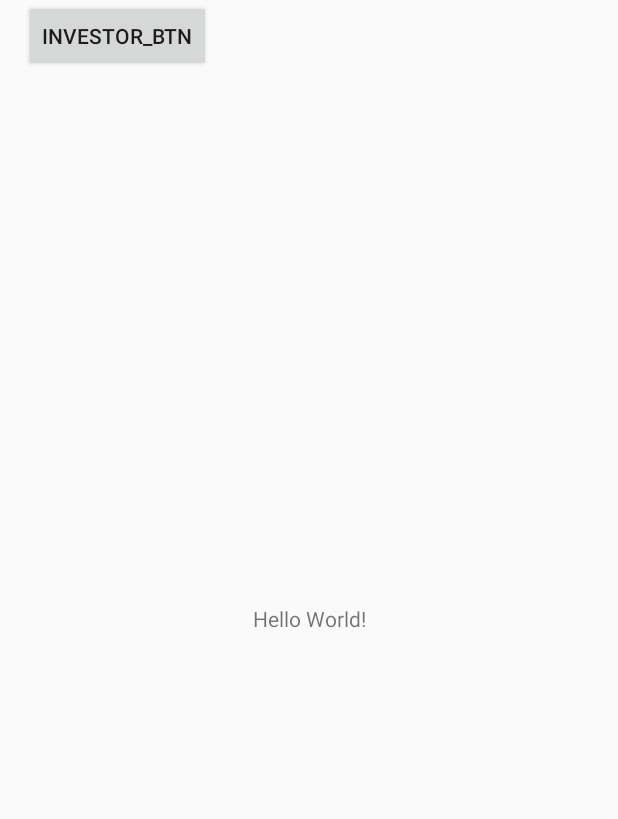
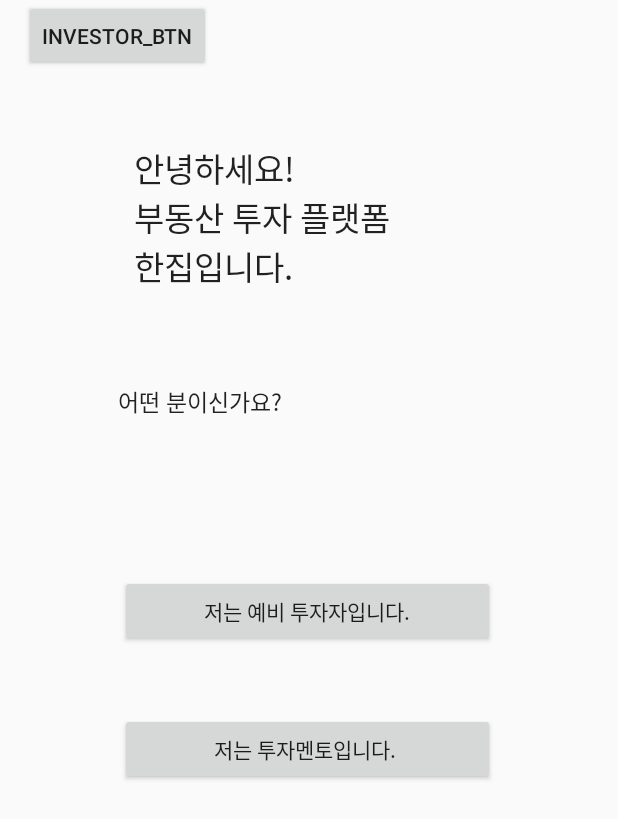
Before and after one commit to holywater98/hanzip, an Android app: the screen it shows after launch (MainActivity), on a phone screen of 412 x 824 dp. Shown: the top 819 px of the screen. Run offline under Robolectric (Android 15) with nearby library versions, the phone set to English and light mode, and no system bars.

Commit message:
시작하기 추가

```diff
--- a/hanzip/app/src/main/java/com/example/hanzip/MainActivity.java
+++ b/hanzip/app/src/main/java/com/example/hanzip/MainActivity.java
@@ -11,17 +11,38 @@ import com.example.hanzip.investor.InvestorMain;
 
 public class MainActivity extends AppCompatActivity {
 
+    private Button btn_investor; //저는 예비 투자자입니다.
+    private Button btn_mentor; //저는 투자 멘토입니다.
+
     @Override
     protected void onCreate(Bundle savedInstanceState) {
         super.onCreate(savedInstanceState);
         setContentView(R.layout.activity_main);
 
-        Button btn_investor = (Button)findViewById(R.id.btn_investor);
-        btn_investor.setOnClickListener(new View.OnClickListener() {
+        Button btn_mapinvestor = (Button)findViewById(R.id.btn_mapinvestor);
+        btn_mapinvestor.setOnClickListener(new View.OnClickListener() {
             @Override
             public void onClick(View view) {
                 Intent intent = new Intent(getApplicationContext(), InvestorMain.class);
                 startActivity(intent);
+            }
+        });
+
+        btn_investor = findViewById(R.id.btn_investor);
+        btn_investor.setOnClickListener(new View.OnClickListener() {
+            @Override
+            public void onClick(View view) {
+                Intent intent = new Intent(MainActivity.this , investor_Activity.class);
+                startActivity(intent); // 투자자 소개란으로 이동
+            }
+        });
+
+        btn_mentor = findViewById(R.id.btn_mentor);
+        btn_mentor.setOnClickListener(new View.OnClickListener() {
+            @Override
+            public void onClick(View view) {
+                Intent intent = new Intent(MainActivity.this , mentor1_Activity.class);
+                startActivity(intent); //투자멘토 설명란으로 이
             }
         });
     }
--- a/hanzip/app/src/main/res/layout/activity_main.xml
+++ b/hanzip/app/src/main/res/layout/activity_main.xml
@@ -6,18 +6,81 @@
     android:layout_height="match_parent"
     tools:context=".MainActivity">
 
+        <!--    <TextView-->
+        <!--        android:id="@+id/inform"-->
+        <!--        android:layout_width="wrap_content"-->
+        <!--        android:layout_height="wrap_content"-->
+        <!--        android:layout_marginTop="44dp"-->
+        <!--        android:layout_marginEnd="152dp"-->
+        <!--        android:text="부동산 투자 플랫폼 "-->
+        <!--        android:textAppearance="@style/TextAppearance.AppCompat.Large"-->
+        <!--        app:layout_constraintEnd_toEndOf="parent"-->
+        <!--        app:layout_constraintTop_toTopOf="@id/hello" />-->
+
+        <!--    <TextView-->
+        <!--        android:id="@+id/hanzip"-->
+        <!--        android:layout_width="wrap_content"-->
+        <!--        android:layout_height="wrap_content"-->
+        <!--        android:layout_marginTop="44dp"-->
+        <!--        android:layout_marginEnd="224dp"-->
+        <!--        android:text="한집입니다."-->
+        <!--        android:textAppearance="@style/TextAppearance.AppCompat.Large"-->
+        <!--        app:layout_constraintEnd_toEndOf="parent"-->
+        <!--        app:layout_constraintTop_toTopOf="@id/inform" />-->
+
     <TextView
-        android:id="@+id/textView"
+        android:id="@+id/hello"
         android:layout_width="wrap_content"
         android:layout_height="wrap_content"
-        android:text="Hello World!"
-        app:layout_constraintBottom_toBottomOf="parent"
-        app:layout_constraintLeft_toLeftOf="parent"
-        app:layout_constraintRight_toRightOf="parent"
-        app:layout_constraintTop_toTopOf="parent" />
+        android:layout_marginTop="96dp"
+        android:layout_marginEnd="152dp"
+        android:text="안녕하세요!\n부동산 투자 플랫폼\n한집입니다. "
+        android:textAppearance="@style/TextAppearance.AppCompat.Large"
+        app:layout_constraintEnd_toEndOf="parent"
+        app:layout_constraintTop_toTopOf="parent"
+        android:layout_marginRight="152dp" />
+
+    <TextView
+        android:id="@+id/help"
+        android:layout_width="wrap_content"
+        android:layout_height="wrap_content"
+        android:layout_marginTop="160dp"
+        android:layout_marginEnd="224dp"
+        android:text="어떤 분이신가요?"
+        android:textAppearance="@style/TextAppearance.AppCompat.Large"
+        android:textSize="15sp"
+        app:layout_constraintEnd_toEndOf="parent"
+        app:layout_constraintTop_toTopOf="@id/hello"
+        android:layout_marginRight="224dp" />
 
     <Button
         android:id="@+id/btn_investor"
+        android:layout_width="250dp"
+        android:layout_height="wrap_content"
+        android:layout_marginStart="80dp"
+        android:layout_marginTop="104dp"
+
+        android:text="저는 예비 투자자입니다."
+        app:layout_constraintStart_toStartOf="parent"
+        app:layout_constraintTop_toBottomOf="@+id/help"
+        android:layout_marginLeft="80dp" />
+
+    <Button
+        android:id="@+id/btn_mentor"
+        android:layout_width="250dp"
+        android:layout_height="wrap_content"
+        android:layout_marginStart="80dp"
+        android:layout_marginTop="44dp"
+
+        android:text="저는 투자멘토입니다. "
+        app:layout_constraintEnd_toEndOf="@+id/btn_investor"
+        app:layout_constraintHorizontal_bias="1.0"
+        app:layout_constraintStart_toStartOf="@+id/btn_investor"
+        app:layout_constraintTop_toBottomOf="@+id/btn_investor"
+        android:layout_marginLeft="80dp" />
+
+    <Button
+        android:id="@+id/btn_mapinvestor"
         android:layout_width="wrap_content"
         android:layout_height="wrap_content"
         android:layout_marginStart="16dp"
```
Also changed, not shown: hanzip/app/src/main/AndroidManifest.xml (+14 -2 lines), hanzip/app/src/main/java/com/example/hanzip/investor_Activity.java (added, +16 -0 lines), hanzip/app/src/main/java/com/example/hanzip/mentor1_Activity.java (added, +28 -0 lines), hanzip/app/src/main/java/com/example/hanzip/mentor2_Activity.java (added, +36 -0 lines), hanzip/app/src/main/res/layout/activity_investor.xml (added, +162 -0 lines), hanzip/app/src/main/res/layout/activity_mentor1.xml (added, +135 -0 lines), hanzip/app/src/main/res/layout/activity_mentor2.xml (added, +87 -0 lines), hanzip/app/src/main/res/values/array.xml (added, +10 -0 lines), 1 other file.
